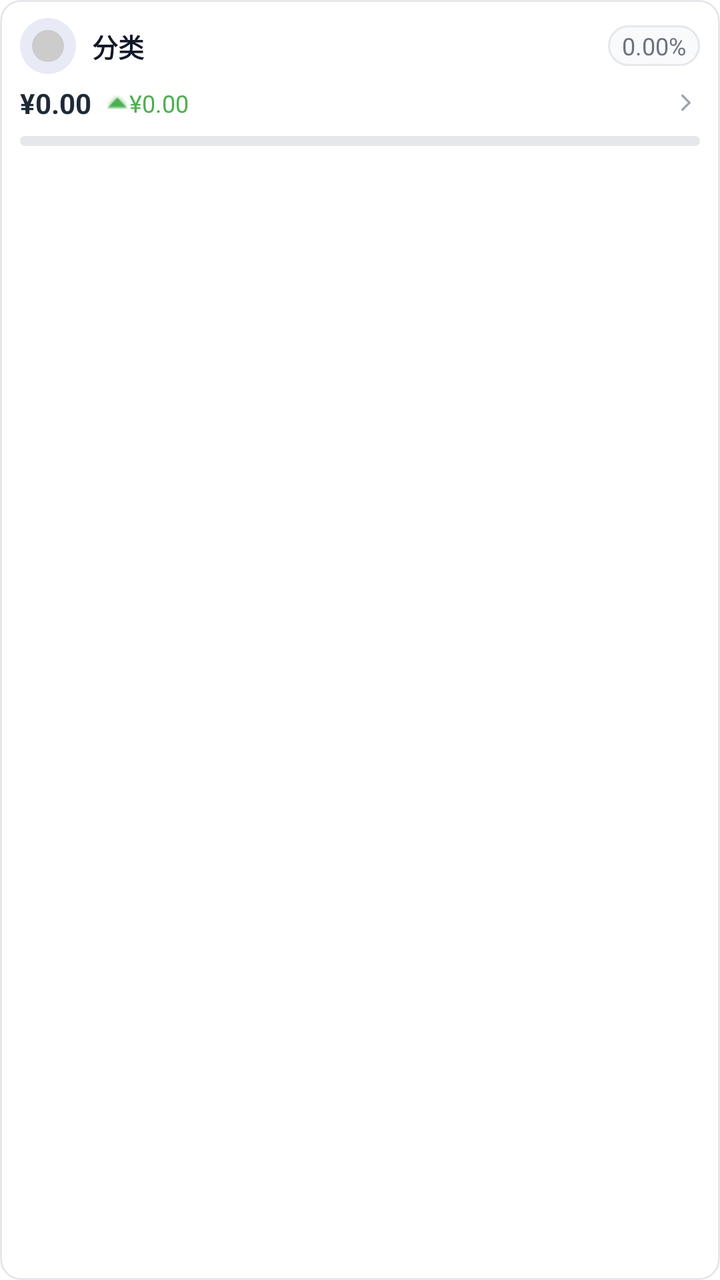
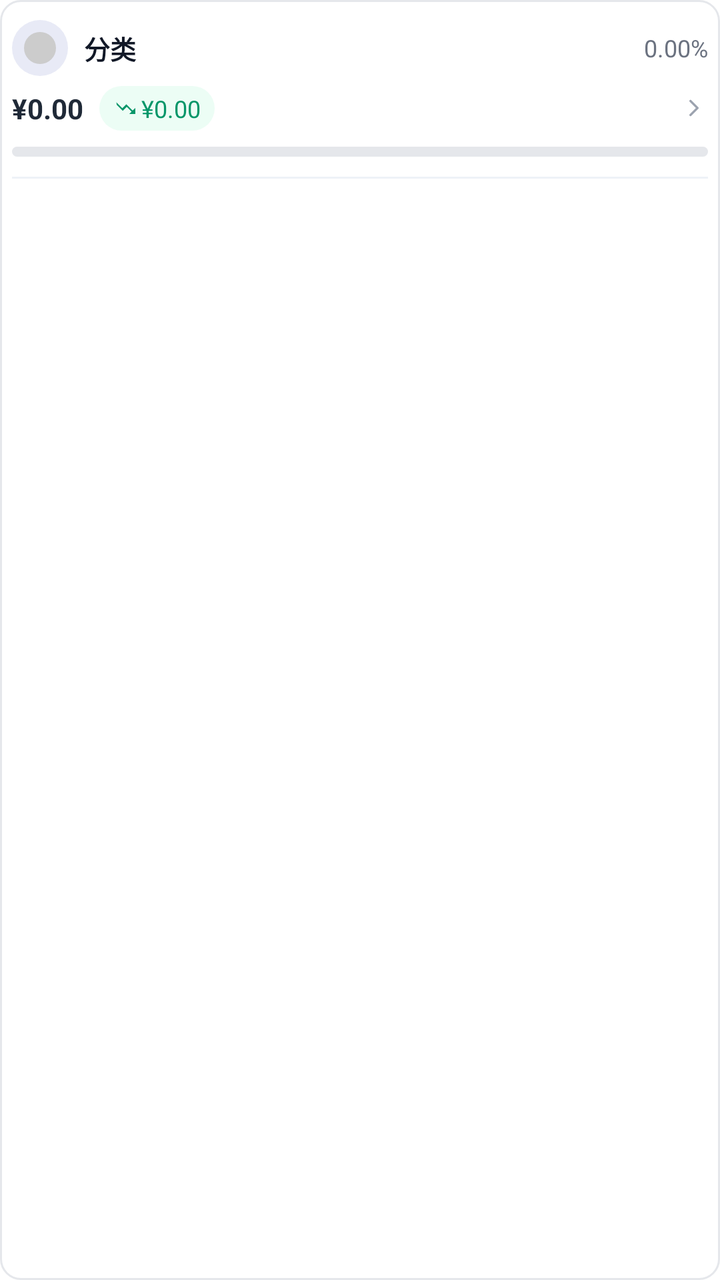

Compare the two renders of this Android layout. The source of the first and the diff that turns it into the second are given below.
<!-- AndroidManifest.xml: application theme Theme.FlipAccounting -->
<!-- res/layout/item_stats_category.xml -->
<?xml version="1.0" encoding="utf-8"?>
<LinearLayout xmlns:android="http://schemas.android.com/apk/res/android"
    xmlns:app="http://schemas.android.com/apk/res-auto"
    android:layout_width="match_parent"
    android:layout_height="wrap_content"
    android:layout_marginBottom="8dp"
    android:background="@drawable/bg_stats_list_item"
    android:clickable="true"
    android:focusable="true"
    android:foreground="?attr/selectableItemBackground"
    android:orientation="vertical"
    android:paddingHorizontal="10dp"
    android:paddingVertical="9dp">

    <LinearLayout
        android:layout_width="match_parent"
        android:layout_height="wrap_content"
        android:gravity="center_vertical"
        android:orientation="horizontal">

        <ImageView
            android:id="@+id/iv_category_icon"
            android:layout_width="28dp"
            android:layout_height="28dp"
            android:background="@drawable/bg_circle_soft"
            android:padding="6dp"
            android:src="@drawable/ic_placeholder" />

        <TextView
            android:id="@+id/tv_category_name"
            android:layout_width="0dp"
            android:layout_height="wrap_content"
            android:layout_marginStart="8dp"
            android:layout_weight="1"
            android:text="分类"
            android:textColor="#111827"
            android:textSize="@dimen/text_size_13"
            android:textStyle="bold" />

        <TextView
            android:id="@+id/tv_category_percent"
            android:layout_width="wrap_content"
            android:layout_height="wrap_content"
            android:background="@drawable/bg_stats_metric_tile"
            android:paddingHorizontal="7dp"
            android:paddingVertical="2dp"
            android:text="0.00%"
            android:textColor="#6B7280"
            android:textSize="@dimen/text_size_11" />
    </LinearLayout>

    <LinearLayout
        android:layout_width="match_parent"
        android:layout_height="wrap_content"
        android:layout_marginTop="5dp"
        android:gravity="center_vertical"
        android:orientation="horizontal">

        <TextView
            android:id="@+id/tv_category_amount"
            android:layout_width="wrap_content"
            android:layout_height="wrap_content"
            android:text="¥0.00"
            android:textColor="#1F2937"
            android:textSize="@dimen/text_size_14"
            android:textStyle="bold" />

        <LinearLayout
            android:id="@+id/ll_comparison"
            android:layout_width="0dp"
            android:layout_height="wrap_content"
            android:layout_marginStart="8dp"
            android:layout_weight="1"
            android:gravity="center_vertical"
            android:orientation="horizontal">

            <ImageView
                android:id="@+id/iv_comparison_arrow"
                android:layout_width="@dimen/icon_size_10"
                android:layout_height="@dimen/icon_size_10"
                android:src="@android:drawable/arrow_up_float"
                app:tint="#4CAF50" />

            <TextView
                android:id="@+id/tv_comparison_amount"
                android:layout_width="wrap_content"
                android:layout_height="wrap_content"
                android:layout_marginStart="1dp"
                android:text="¥0.00"
                android:textColor="#4CAF50"
                android:textSize="@dimen/text_size_11" />
        </LinearLayout>

        <ImageView
            android:layout_width="14dp"
            android:layout_height="14dp"
            android:src="@drawable/ic_chevron_right"
            app:tint="#9CA3AF" />
    </LinearLayout>

    <ProgressBar
        android:id="@+id/pb_category_percent"
        style="@android:style/Widget.ProgressBar.Horizontal"
        android:layout_width="match_parent"
        android:layout_height="5dp"
        android:layout_marginTop="7dp"
        android:max="100"
        android:progress="0"
        android:progressDrawable="@drawable/bg_stats_progress" />

</LinearLayout>
<!-- resources referenced by this layout -->
<resources>
  <dimen name="icon_size_10">10dp</dimen>
  <dimen name="text_size_11">12sp</dimen>
  <dimen name="text_size_13">13sp</dimen>
  <dimen name="text_size_14">14sp</dimen>
  <!-- drawable bg_circle_soft (drawable) -->
  <?xml version="1.0" encoding="utf-8"?>
  <shape xmlns:android="http://schemas.android.com/apk/res/android"
      android:shape="oval">
      <solid android:color="#E8EAF6" /> 
  </shape>
  <!-- drawable bg_stats_list_item (drawable) -->
  <?xml version="1.0" encoding="utf-8"?>
  <shape xmlns:android="http://schemas.android.com/apk/res/android">
      <solid android:color="#FFFFFF" />
      <corners android:radius="10dp" />
      <stroke
          android:width="1dp"
          android:color="#E5E7EB" />
  </shape>
  <!-- drawable bg_stats_metric_tile (drawable) -->
  <?xml version="1.0" encoding="utf-8"?>
  <shape xmlns:android="http://schemas.android.com/apk/res/android">
      <solid android:color="#F9FAFB" />
      <corners android:radius="10dp" />
      <stroke
          android:width="1dp"
          android:color="#E5E7EB" />
  </shape>
  <!-- drawable bg_stats_progress (drawable) -->
  <?xml version="1.0" encoding="utf-8"?>
  <layer-list xmlns:android="http://schemas.android.com/apk/res/android">
      <item android:id="@android:id/background">
          <shape>
              <corners android:radius="3dp" />
              <solid android:color="#E5E7EB" />
          </shape>
      </item>
  
      <item android:id="@android:id/progress">
          <clip>
              <shape>
                  <corners android:radius="3dp" />
                  <solid android:color="#2563EB" />
              </shape>
          </clip>
      </item>
  </layer-list>
  <!-- drawable ic_chevron_right (drawable) -->
  <vector xmlns:android="http://schemas.android.com/apk/res/android"
      android:width="24dp"
      android:height="24dp"
      android:viewportWidth="24"
      android:viewportHeight="24">
      <path
          android:strokeColor="#333333"
          android:strokeWidth="2"
          android:strokeLineCap="round"
          android:strokeLineJoin="round"
          android:pathData="M9,6l6,6l-6,6" />
  </vector>
  <!-- drawable ic_placeholder (drawable) -->
  <?xml version="1.0" encoding="utf-8"?>
  <shape xmlns:android="http://schemas.android.com/apk/res/android"
      android:shape="oval">
      
      <solid android:color="#CCCCCC" />
  
      
      <size
          android:width="100dp"
          android:height="100dp" />
  </shape>
  <style name="Theme.FlipAccounting" parent="Theme.MaterialComponents.DayNight.NoActionBar">
          
          <item name="colorPrimary">#5C6BC0</item>
          <item name="colorPrimaryVariant">#3F51B5</item>
          <item name="colorOnPrimary">#FFFFFF</item>
          
          <item name="colorSecondary">#FF4081</item>
          <item name="colorSecondaryVariant">#F50057</item>
          <item name="colorOnSecondary">#FFFFFF</item>
  
          
          <item name="android:statusBarColor">#F5F7FA</item>
          <item name="android:windowLightStatusBar">true</item>
      </style>
</resources>

<!-- the commit's change to res/layout/item_stats_category.xml (unified diff, before → after) -->
@@ -3,14 +3,15 @@
     xmlns:app="http://schemas.android.com/apk/res-auto"
     android:layout_width="match_parent"
     android:layout_height="wrap_content"
-    android:layout_marginBottom="8dp"
+    android:layout_marginBottom="0dp"
     android:background="@drawable/bg_stats_list_item"
     android:clickable="true"
     android:focusable="true"
     android:foreground="?attr/selectableItemBackground"
     android:orientation="vertical"
-    android:paddingHorizontal="10dp"
-    android:paddingVertical="9dp">
+    android:paddingHorizontal="6dp"
+    android:paddingTop="10dp"
+    android:paddingBottom="0dp">
 
     <LinearLayout
         android:layout_width="match_parent"
@@ -41,9 +42,6 @@
             android:id="@+id/tv_category_percent"
             android:layout_width="wrap_content"
             android:layout_height="wrap_content"
-            android:background="@drawable/bg_stats_metric_tile"
-            android:paddingHorizontal="7dp"
-            android:paddingVertical="2dp"
             android:text="0.00%"
             android:textColor="#6B7280"
             android:textSize="@dimen/text_size_11" />
@@ -67,29 +65,36 @@
 
         <LinearLayout
             android:id="@+id/ll_comparison"
-            android:layout_width="0dp"
+            android:layout_width="wrap_content"
             android:layout_height="wrap_content"
             android:layout_marginStart="8dp"
-            android:layout_weight="1"
+            android:background="@drawable/bg_stats_comparison_down"
             android:gravity="center_vertical"
-            android:orientation="horizontal">
+            android:orientation="horizontal"
+            android:paddingHorizontal="7dp"
+            android:paddingVertical="3dp">
 
             <ImageView
                 android:id="@+id/iv_comparison_arrow"
-                android:layout_width="@dimen/icon_size_10"
-                android:layout_height="@dimen/icon_size_10"
-                android:src="@android:drawable/arrow_up_float"
-                app:tint="#4CAF50" />
+                android:layout_width="12dp"
+                android:layout_height="12dp"
+                android:src="@drawable/ic_trend_down"
+                app:tint="#059669" />
 
             <TextView
                 android:id="@+id/tv_comparison_amount"
                 android:layout_width="wrap_content"
                 android:layout_height="wrap_content"
-                android:layout_marginStart="1dp"
+                android:layout_marginStart="2dp"
                 android:text="¥0.00"
-                android:textColor="#4CAF50"
+                android:textColor="#059669"
                 android:textSize="@dimen/text_size_11" />
         </LinearLayout>
+
+        <View
+            android:layout_width="0dp"
+            android:layout_height="1dp"
+            android:layout_weight="1" />
 
         <ImageView
             android:layout_width="14dp"
@@ -103,9 +108,16 @@
         style="@android:style/Widget.ProgressBar.Horizontal"
         android:layout_width="match_parent"
         android:layout_height="5dp"
-        android:layout_marginTop="7dp"
+        android:layout_marginTop="8dp"
         android:max="100"
         android:progress="0"
         android:progressDrawable="@drawable/bg_stats_progress" />
 
+    <View
+        android:id="@+id/view_item_divider"
+        android:layout_width="match_parent"
+        android:layout_height="1dp"
+        android:layout_marginTop="10dp"
+        android:background="#EEF2F7" />
+
 </LinearLayout>
<!-- resource entries referenced after the edit -->
@@ -1,6 +1,5 @@
 <!-- resources referenced by this layout -->
 <resources>
-  <dimen name="icon_size_10">10dp</dimen>
   <dimen name="text_size_11">12sp</dimen>
   <dimen name="text_size_13">13sp</dimen>
   <dimen name="text_size_14">14sp</dimen>
@@ -10,19 +9,16 @@
       android:shape="oval">
       <solid android:color="#E8EAF6" /> 
   </shape>
+  <!-- drawable bg_stats_comparison_down (drawable) -->
+  <?xml version="1.0" encoding="utf-8"?>
+  <shape xmlns:android="http://schemas.android.com/apk/res/android">
+      <solid android:color="#ECFDF5" />
+      <corners android:radius="999dp" />
+  </shape>
   <!-- drawable bg_stats_list_item (drawable) -->
   <?xml version="1.0" encoding="utf-8"?>
   <shape xmlns:android="http://schemas.android.com/apk/res/android">
       <solid android:color="#FFFFFF" />
-      <corners android:radius="10dp" />
-      <stroke
-          android:width="1dp"
-          android:color="#E5E7EB" />
-  </shape>
-  <!-- drawable bg_stats_metric_tile (drawable) -->
-  <?xml version="1.0" encoding="utf-8"?>
-  <shape xmlns:android="http://schemas.android.com/apk/res/android">
-      <solid android:color="#F9FAFB" />
       <corners android:radius="10dp" />
       <stroke
           android:width="1dp"
@@ -72,6 +68,17 @@
           android:width="100dp"
           android:height="100dp" />
   </shape>
+  <!-- drawable ic_trend_down (drawable) -->
+  <?xml version="1.0" encoding="utf-8"?>
+  <vector xmlns:android="http://schemas.android.com/apk/res/android"
+      android:width="24dp"
+      android:height="24dp"
+      android:viewportWidth="24"
+      android:viewportHeight="24">
+      <path
+          android:fillColor="#FF000000"
+          android:pathData="M3,6.18l6,6 4,-4 6.3,6.29L22,12v6h-6l2.29,-2.29 -4.88,-4.88 -4,4 -6,-6z" />
+  </vector>
   <style name="Theme.FlipAccounting" parent="Theme.MaterialComponents.DayNight.NoActionBar">
           
           <item name="colorPrimary">#5C6BC0</item>
